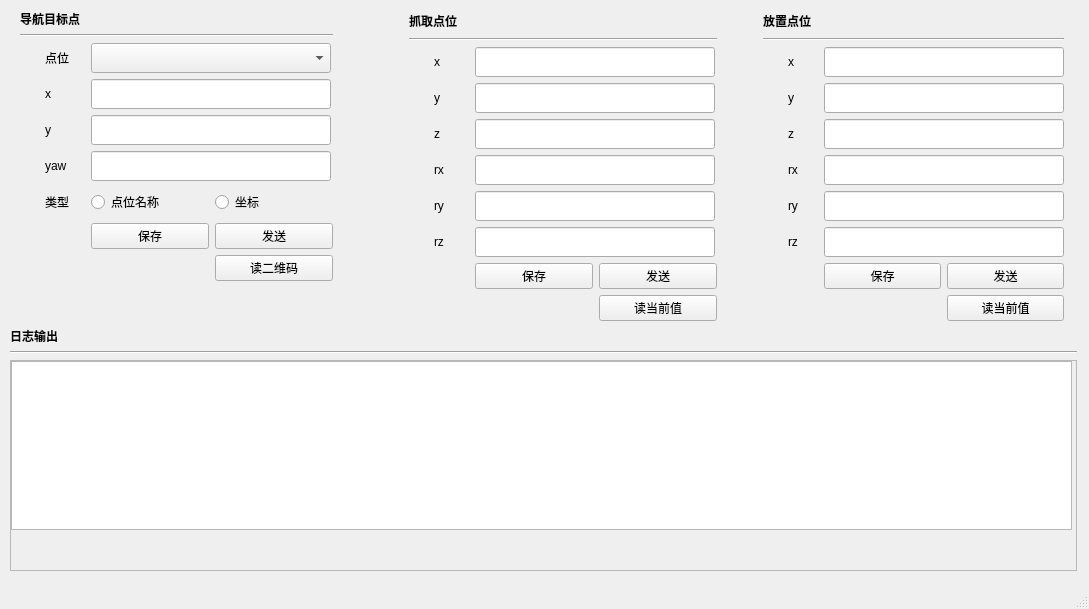
First picture: the form in robot_setup_tools/resources/robot_setup_tools.ui, repository wanglei-albert/robot_setup_tools, before the edit.
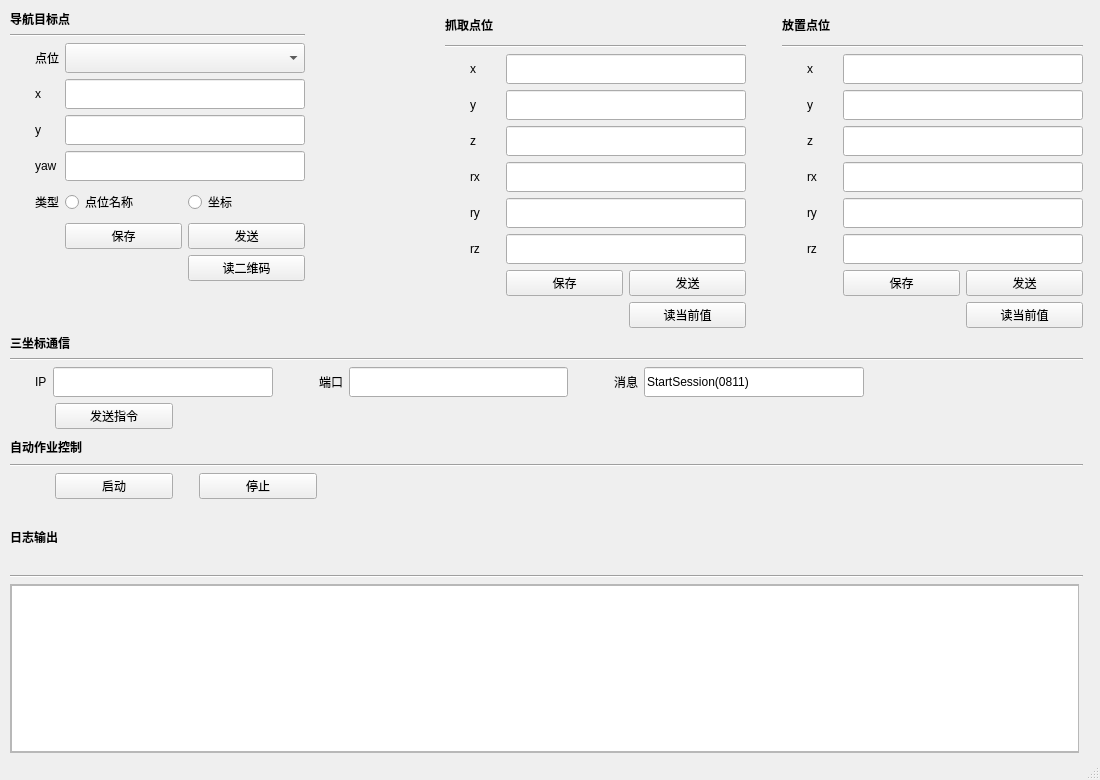
Second picture: the form after the edit.

Commit message: add cmm communicaiton and one-key start mode

Diff of the .ui file:
```diff
--- a/robot_setup_tools/resources/robot_setup_tools.ui
+++ b/robot_setup_tools/resources/robot_setup_tools.ui
@@ -6,8 +6,8 @@
    <rect>
     <x>0</x>
     <y>0</y>
-    <width>1089</width>
-    <height>609</height>
+    <width>1100</width>
+    <height>780</height>
    </rect>
   </property>
   <property name="windowTitle">
@@ -19,8 +19,8 @@
      <rect>
       <x>10</x>
       <y>10</y>
-      <width>1067</width>
-      <height>561</height>
+      <width>1073</width>
+      <height>743</height>
      </rect>
     </property>
     <layout class="QVBoxLayout" name="verticalLayout_6">
@@ -297,11 +297,11 @@
           <enum>Qt::Horizontal</enum>
          </property>
          <property name="sizeType">
-          <enum>QSizePolicy::Fixed</enum>
+          <enum>QSizePolicy::Expanding</enum>
          </property>
          <property name="sizeHint" stdset="0">
           <size>
-           <width>60</width>
+           <width>65</width>
            <height>20</height>
           </size>
          </property>
@@ -351,6 +351,12 @@
             <layout class="QGridLayout" name="gridLayout_4">
              <item row="2" column="0">
               <widget class="QLabel" name="label_9">
+               <property name="minimumSize">
+                <size>
+                 <width>30</width>
+                 <height>0</height>
+                </size>
+               </property>
                <property name="maximumSize">
                 <size>
                  <width>35</width>
@@ -364,6 +370,12 @@
              </item>
              <item row="4" column="0">
               <widget class="QLabel" name="label_11">
+               <property name="minimumSize">
+                <size>
+                 <width>30</width>
+                 <height>0</height>
+                </size>
+               </property>
                <property name="maximumSize">
                 <size>
                  <width>35</width>
@@ -377,6 +389,12 @@
              </item>
              <item row="0" column="0">
               <widget class="QLabel" name="label_7">
+               <property name="minimumSize">
+                <size>
+                 <width>30</width>
+                 <height>0</height>
+                </size>
+               </property>
                <property name="maximumSize">
                 <size>
                  <width>35</width>
@@ -416,6 +434,12 @@
              </item>
              <item row="3" column="0">
               <widget class="QLabel" name="label_10">
+               <property name="minimumSize">
+                <size>
+                 <width>30</width>
+                 <height>0</height>
+                </size>
+               </property>
                <property name="maximumSize">
                 <size>
                  <width>35</width>
@@ -429,6 +453,12 @@
              </item>
              <item row="1" column="0">
               <widget class="QLabel" name="label_8">
+               <property name="minimumSize">
+                <size>
+                 <width>30</width>
+                 <height>0</height>
+                </size>
+               </property>
                <property name="maximumSize">
                 <size>
                  <width>35</width>
@@ -442,6 +472,12 @@
              </item>
              <item row="5" column="0">
               <widget class="QLabel" name="label_12">
+               <property name="minimumSize">
+                <size>
+                 <width>30</width>
+                 <height>0</height>
+                </size>
+               </property>
                <property name="maximumSize">
                 <size>
                  <width>35</width>
@@ -652,7 +688,7 @@
                </property>
                <property name="maximumSize">
                 <size>
-                 <width>12</width>
+                 <width>30</width>
                  <height>16777215</height>
                 </size>
                </property>
@@ -685,6 +721,12 @@
                  <height>0</height>
                 </size>
                </property>
+               <property name="maximumSize">
+                <size>
+                 <width>30</width>
+                 <height>16777215</height>
+                </size>
+               </property>
                <property name="text">
                 <string>rz</string>
                </property>
@@ -711,6 +753,12 @@
                  <height>0</height>
                 </size>
                </property>
+               <property name="maximumSize">
+                <size>
+                 <width>30</width>
+                 <height>16777215</height>
+                </size>
+               </property>
                <property name="text">
                 <string>z</string>
                </property>
@@ -740,6 +788,12 @@
                  <height>0</height>
                 </size>
                </property>
+               <property name="maximumSize">
+                <size>
+                 <width>30</width>
+                 <height>16777215</height>
+                </size>
+               </property>
                <property name="text">
                 <string>rx</string>
                </property>
@@ -766,6 +820,12 @@
                  <height>0</height>
                 </size>
                </property>
+               <property name="maximumSize">
+                <size>
+                 <width>30</width>
+                 <height>16777215</height>
+                </size>
+               </property>
                <property name="text">
                 <string>y</string>
                </property>
@@ -795,6 +855,12 @@
                  <height>0</height>
                 </size>
                </property>
+               <property name="maximumSize">
+                <size>
+                 <width>30</width>
+                 <height>16777215</height>
+                </size>
+               </property>
                <property name="text">
                 <string>ry</string>
                </property>
@@ -853,8 +919,326 @@
        </item>
       </layout>
      </item>
+     <item>
+      <layout class="QVBoxLayout" name="verticalLayout_8">
+       <item>
+        <widget class="QLabel" name="label_23">
+         <property name="font">
+          <font>
+           <weight>75</weight>
+           <bold>true</bold>
+          </font>
+         </property>
+         <property name="text">
+          <string>三坐标通信</string>
+         </property>
+        </widget>
+       </item>
+       <item>
+        <widget class="Line" name="line_6">
+         <property name="orientation">
+          <enum>Qt::Horizontal</enum>
+         </property>
+        </widget>
+       </item>
+       <item>
+        <layout class="QHBoxLayout" name="horizontalLayout_6">
+         <item>
+          <spacer name="horizontalSpacer_9">
+           <property name="orientation">
+            <enum>Qt::Horizontal</enum>
+           </property>
+           <property name="sizeType">
+            <enum>QSizePolicy::Fixed</enum>
+           </property>
+           <property name="sizeHint" stdset="0">
+            <size>
+             <width>25</width>
+             <height>20</height>
+            </size>
+           </property>
+          </spacer>
+         </item>
+         <item>
+          <widget class="QLabel" name="label_24">
+           <property name="text">
+            <string>IP</string>
+           </property>
+          </widget>
+         </item>
+         <item>
+          <widget class="QLineEdit" name="cmm_ip">
+           <property name="minimumSize">
+            <size>
+             <width>0</width>
+             <height>30</height>
+            </size>
+           </property>
+           <property name="maximumSize">
+            <size>
+             <width>16777215</width>
+             <height>30</height>
+            </size>
+           </property>
+          </widget>
+         </item>
+         <item>
+          <spacer name="horizontalSpacer_10">
+           <property name="orientation">
+            <enum>Qt::Horizontal</enum>
+           </property>
+           <property name="sizeType">
+            <enum>QSizePolicy::Fixed</enum>
+           </property>
+           <property name="sizeHint" stdset="0">
+            <size>
+             <width>40</width>
+             <height>20</height>
+            </size>
+           </property>
+          </spacer>
+         </item>
+         <item>
+          <widget class="QLabel" name="label_25">
+           <property name="text">
+            <string>端口</string>
+           </property>
+          </widget>
+         </item>
+         <item>
+          <widget class="QLineEdit" name="cmm_port">
+           <property name="minimumSize">
+            <size>
+             <width>0</width>
+             <height>30</height>
+            </size>
+           </property>
+           <property name="maximumSize">
+            <size>
+             <width>16777215</width>
+             <height>30</height>
+            </size>
+           </property>
+          </widget>
+         </item>
+         <item>
+          <spacer name="horizontalSpacer_11">
+           <property name="orientation">
+            <enum>Qt::Horizontal</enum>
+           </property>
+           <property name="sizeType">
+            <enum>QSizePolicy::Fixed</enum>
+           </property>
+           <property name="sizeHint" stdset="0">
+            <size>
+             <width>40</width>
+             <height>20</height>
+            </size>
+           </property>
+          </spacer>
+         </item>
+         <item>
+          <widget class="QLabel" name="label_26">
+           <property name="text">
+            <string>消息</string>
+           </property>
+          </widget>
+         </item>
+         <item>
+          <widget class="QLineEdit" name="cmm_message">
+           <property name="minimumSize">
+            <size>
+             <width>0</width>
+             <height>30</height>
+            </size>
+           </property>
+           <property name="maximumSize">
+            <size>
+             <width>16777215</width>
+             <height>30</height>
+            </size>
+           </property>
+           <property name="text">
+            <string>StartSession(0811)</string>
+           </property>
+          </widget>
+         </item>
+         <item>
+          <spacer name="horizontalSpacer_12">
+           <property name="orientation">
+            <enum>Qt::Horizontal</enum>
+           </property>
+           <property name="sizeHint" stdset="0">
+            <size>
+             <width>40</width>
+             <height>20</height>
+            </size>
+           </property>
+          </spacer>
+         </item>
+        </layout>
+       </item>
+       <item>
+        <layout class="QHBoxLayout" name="horizontalLayout_7">
+         <item>
+          <spacer name="horizontalSpacer_13">
+           <property name="orientation">
+            <enum>Qt::Horizontal</enum>
+           </property>
+           <property name="sizeType">
+            <enum>QSizePolicy::Fixed</enum>
+           </property>
+           <property name="sizeHint" stdset="0">
+            <size>
+             <width>45</width>
+             <height>20</height>
+            </size>
+           </property>
+          </spacer>
+         </item>
+         <item>
+          <widget class="QPushButton" name="btn_send_cmm_cmd">
+           <property name="minimumSize">
+            <size>
+             <width>118</width>
+             <height>0</height>
+            </size>
+           </property>
+           <property name="maximumSize">
+            <size>
+             <width>118</width>
+             <height>16777215</height>
+            </size>
+           </property>
+           <property name="text">
+            <string>发送指令</string>
+           </property>
+          </widget>
+         </item>
+         <item>
+          <spacer name="horizontalSpacer_14">
+           <property name="orientation">
+            <enum>Qt::Horizontal</enum>
+           </property>
+           <property name="sizeHint" stdset="0">
+            <size>
+             <width>40</width>
+             <height>20</height>
+            </size>
+           </property>
+          </spacer>
+         </item>
+        </layout>
+       </item>
+      </layout>
+     </item>
      <item>
       <layout class="QVBoxLayout" name="verticalLayout_4">
+       <item>
+        <layout class="QVBoxLayout" name="verticalLayout_7">
+         <item>
+          <widget class="QLabel" name="label_22">
+           <property name="font">
+            <font>
+             <weight>75</weight>
+             <bold>true</bold>
+            </font>
+           </property>
+           <property name="text">
+            <string>自动作业控制</string>
+           </property>
+          </widget>
+         </item>
+         <item>
+          <widget class="Line" name="line_5">
+           <property name="orientation">
+            <enum>Qt::Horizontal</enum>
+           </property>
+          </widget>
+         </item>
+         <item>
+          <layout class="QHBoxLayout" name="horizontalLayout">
+           <item>
+            <spacer name="horizontalSpacer_6">
+             <property name="orientation">
+              <enum>Qt::Horizontal</enum>
+             </property>
+             <property name="sizeType">
+              <enum>QSizePolicy::Fixed</enum>
+             </property>
+             <property name="sizeHint" stdset="0">
+              <size>
+               <width>45</width>
+               <height>20</height>
+              </size>
+             </property>
+            </spacer>
+           </item>
+           <item>
+            <widget class="QPushButton" name="btn_start_auto_tasks">
+             <property name="minimumSize">
+              <size>
+               <width>118</width>
+               <height>0</height>
+              </size>
+             </property>
+             <property name="maximumSize">
+              <size>
+               <width>118</width>
+               <height>16777215</height>
+              </size>
+             </property>
+             <property name="text">
+              <string>启动</string>
+             </property>
+            </widget>
+           </item>
+           <item>
+            <spacer name="horizontalSpacer_8">
+             <property name="orientation">
+              <enum>Qt::Horizontal</enum>
+             </property>
+             <property name="sizeType">
+              <enum>QSizePolicy::Fixed</enum>
+             </property>
+             <property name="sizeHint" stdset="0">
+              <size>
+               <width>20</width>
+               <height>20</height>
+              </size>
+             </property>
+            </spacer>
+           </item>
+           <item>
+            <widget class="QPushButton" name="btn_stop_auto_tasks">
+             <property name="minimumSize">
+              <size>
+               <width>118</width>
+               <height>0</height>
+              </size>
+             </property>
+             <property name="text">
+              <string>停止</string>
+             </property>
+            </widget>
+           </item>
+           <item>
+            <spacer name="horizontalSpacer_4">
+             <property name="orientation">
+              <enum>Qt::Horizontal</enum>
+             </property>
+             <property name="sizeHint" stdset="0">
+              <size>
+               <width>40</width>
+               <height>20</height>
+              </size>
+             </property>
+            </spacer>
+           </item>
+          </layout>
+         </item>
+        </layout>
+       </item>
        <item>
         <widget class="QLabel" name="label_19">
          <property name="font">
@@ -877,6 +1261,18 @@
        </item>
        <item>
         <widget class="QScrollArea" name="scrollArea">
+         <property name="minimumSize">
+          <size>
+           <width>1069</width>
+           <height>169</height>
+          </size>
+         </property>
+         <property name="maximumSize">
+          <size>
+           <width>1069</width>
+           <height>169</height>
+          </size>
+         </property>
          <property name="widgetResizable">
           <bool>true</bool>
          </property>
@@ -885,20 +1281,20 @@
            <rect>
             <x>0</x>
             <y>0</y>
-            <width>1061</width>
-            <height>169</height>
+            <width>1067</width>
+            <height>167</height>
            </rect>
           </property>
           <property name="minimumSize">
            <size>
-            <width>1061</width>
-            <height>169</height>
+            <width>1067</width>
+            <height>167</height>
            </size>
           </property>
           <property name="maximumSize">
            <size>
-            <width>1061</width>
-            <height>169</height>
+            <width>1067</width>
+            <height>167</height>
            </size>
           </property>
           <widget class="QTextBrowser" name="tb_log_output">
@@ -906,20 +1302,20 @@
             <rect>
              <x>0</x>
              <y>0</y>
-             <width>1061</width>
-             <height>169</height>
+             <width>1069</width>
+             <height>167</height>
             </rect>
            </property>
            <property name="minimumSize">
             <size>
-             <width>1061</width>
-             <height>169</height>
+             <width>1069</width>
+             <height>167</height>
             </size>
            </property>
            <property name="maximumSize">
             <size>
-             <width>1061</width>
-             <height>169</height>
+             <width>1069</width>
+             <height>167</height>
             </size>
            </property>
           </widget>
```
The commit also changes 7 other files.
